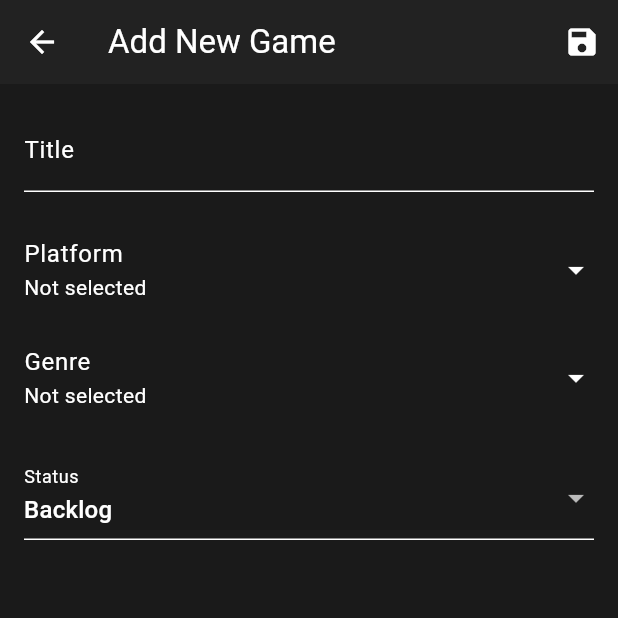
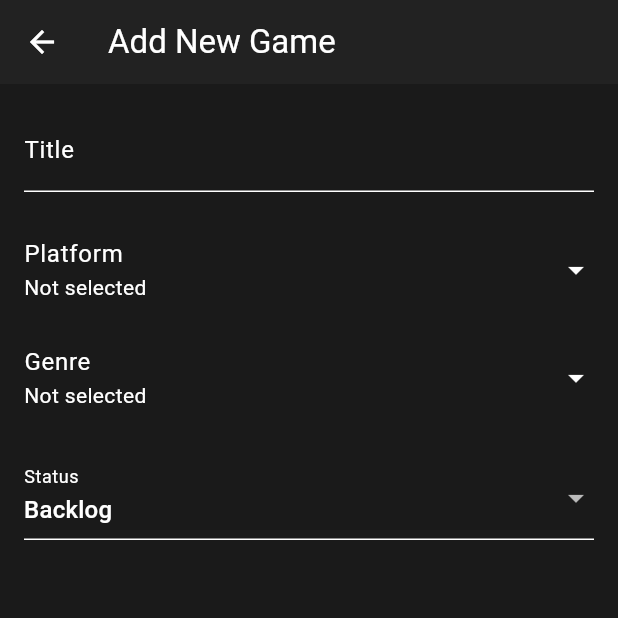
Before and after one commit to Morningknight/gamelog, a Flutter app: the AddEditGameScreen screen opened directly, on a phone screen of 412 x 824 dp, the top half of it. Run offline on Flutter 3.47's test engine with Material 3 defaults, Android fonts, the phone set to English and light mode, and no system bars; our stand-ins replace flutter_riverpod, hive, hive_flutter; accounts and stored records are empty.

Commit message:
QoL: Refactor Add/Edit screen to remove AppBar save action

```diff
--- a/lib/screens/add_edit_game_screen.dart
+++ b/lib/screens/add_edit_game_screen.dart
@@ -17,7 +17,6 @@ class AddEditGameScreen extends ConsumerStatefulWidget {
 }
 
 class _AddEditGameScreenState extends ConsumerState<AddEditGameScreen> {
-  // --- THESE WERE THE MISSING PIECES ---
   final _formKey = GlobalKey<FormState>();
   final _titleController = TextEditingController();
 
@@ -107,7 +106,6 @@ class _AddEditGameScreenState extends ConsumerState<AddEditGameScreen> {
       Navigator.of(context).pop();
     }
   }
-  // --- END OF MISSING PIECES ---
 
   void _deleteGame() {
     showDialog(
@@ -125,8 +123,8 @@ class _AddEditGameScreenState extends ConsumerState<AddEditGameScreen> {
             child: const Text('Yes, Delete'),
             onPressed: () {
               ref.read(gameListProvider.notifier).deleteGame(widget.game!);
-              Navigator.of(ctx).pop(); // Close the dialog
-              Navigator.of(context).pop(); // Go back from the edit screen
+              Navigator.of(ctx).pop();
+              Navigator.of(context).pop();
             },
           ),
         ],
@@ -142,9 +140,8 @@ class _AddEditGameScreenState extends ConsumerState<AddEditGameScreen> {
     return Scaffold(
       appBar: AppBar(
         title: Text(appBarTitle),
-        actions: [
-          IconButton(icon: const Icon(Icons.save), onPressed: _saveForm),
-        ],
+        // --- THE SAVE ICONBUTTON HAS BEEN REMOVED FROM THE ACTIONS LIST ---
+        actions: const [],
       ),
       body: Padding(
         padding: const EdgeInsets.all(16.0),
@@ -177,7 +174,7 @@ class _AddEditGameScreenState extends ConsumerState<AddEditGameScreen> {
                     ),
                     const SizedBox(height: 16),
                     DropdownButtonFormField<GameStatus>(
-                      initialValue: _selectedStatus,
+                      value: _selectedStatus,
                       decoration: const InputDecoration(labelText: 'Status'),
                       items: GameStatus.values.map((GameStatus status) {
                         return DropdownMenuItem<GameStatus>(
```
